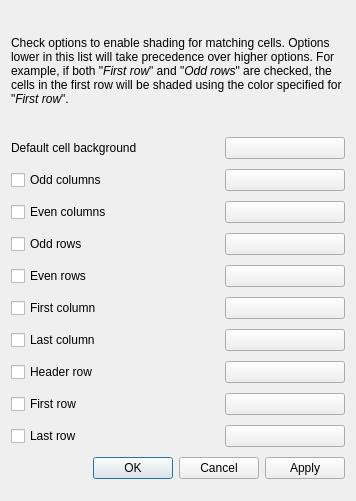
Qt form src/ui/composer/qgscomposertablebackgroundstyles.ui (qgis/QGIS) before a commit.
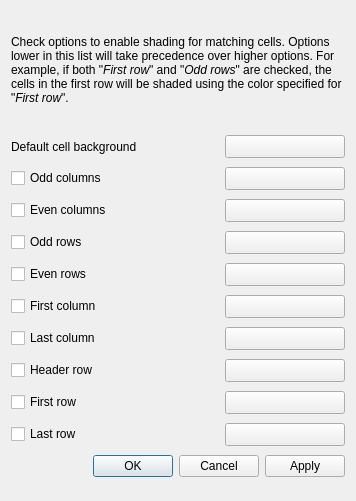
The same form after that commit. Custom widgets are drawn as their Qt base class.

Commit message: Restores QToolButton

What changed in the file:
```diff
--- a/src/ui/composer/qgscomposertablebackgroundstyles.ui
+++ b/src/ui/composer/qgscomposertablebackgroundstyles.ui
@@ -371,7 +371,7 @@
  <customwidgets>
   <customwidget>
    <class>QgsColorButton</class>
-   <extends>QPushButton</extends>
+   <extends>QToolButton</extends>
    <header>qgscolorbutton.h</header>
    <container>1</container>
   </customwidget>
```
